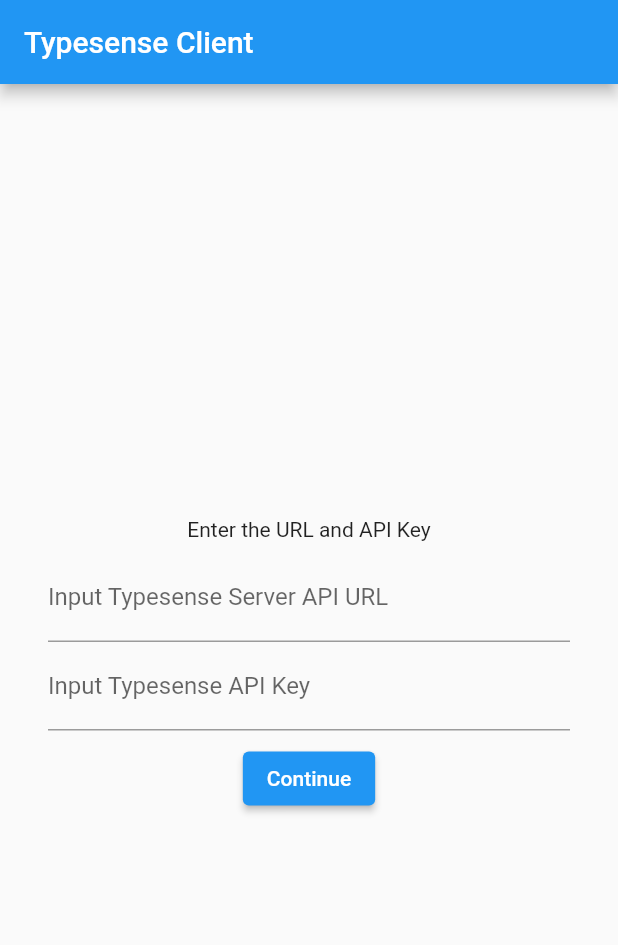
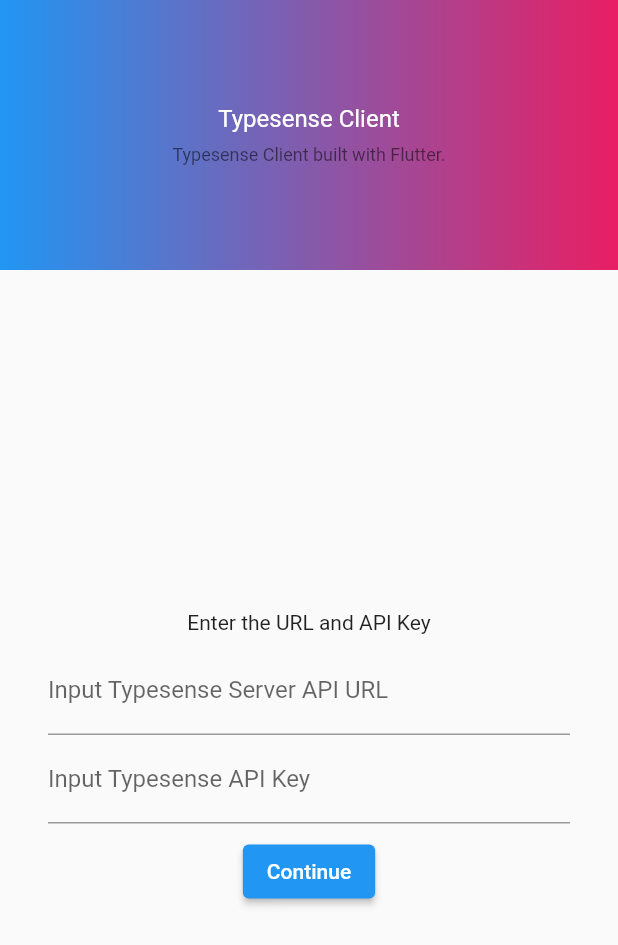
Before and after one commit to thruthesky/typesense_client, a Flutter app: the screen it shows after launch, on a phone screen of 412 x 824 dp. Shown: the top 945 px of the screen. Run offline on Flutter 3.47's test engine with Material 2 defaults, Android fonts, the phone set to English and light mode, and no system bars; our stand-ins replace dio, get, hive, hive_flutter, infinite_scroll_pagination; accounts and stored records are empty.

Commit message:
update on home ui

```diff
--- a/lib/entry.screen.dart
+++ b/lib/entry.screen.dart
@@ -15,8 +15,35 @@
   @override
   Widget build(BuildContext context) {
     return Scaffold(
-      appBar: AppBar(
-        title: const Text('Typesense Client'),
+      appBar: PreferredSize(
+        preferredSize: Size.fromHeight(180),
+        child: Container(
+          height: 180,
+          decoration: const BoxDecoration(
+            gradient: LinearGradient(
+              colors: <Color>[Colors.blue, Colors.pink],
+            ),
+          ),
+          child: Column(
+            crossAxisAlignment: CrossAxisAlignment.center,
+            mainAxisAlignment: MainAxisAlignment.center,
+            children: [
+              Text(
+                'Typesense Client',
+                style: Theme.of(context).textTheme.titleMedium?.copyWith(
+                      color: Colors.white,
+                    ),
+              ),
+              Padding(
+                padding: const EdgeInsets.only(top: 8.0),
+                child: Text(
+                  'Typesense Client built with Flutter.',
+                  style: Theme.of(context).textTheme.bodySmall,
+                ),
+              ),
+            ],
+          ),
+        ),
       ),
       body: Padding(
         padding: const EdgeInsets.all(32),
```
